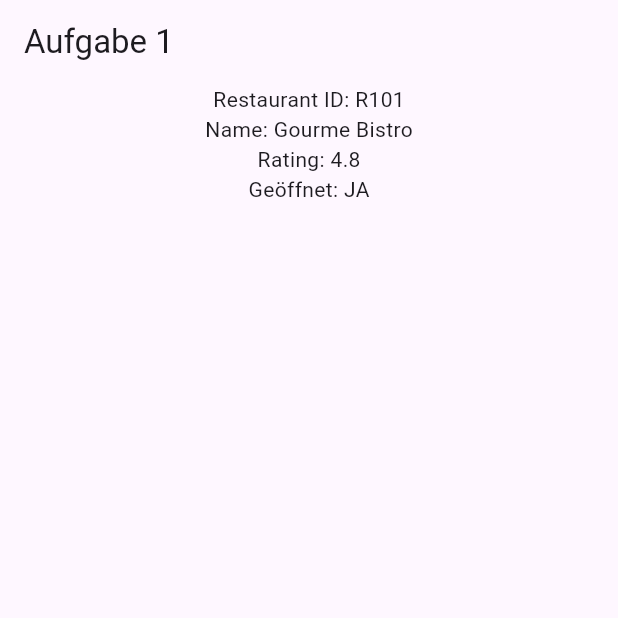
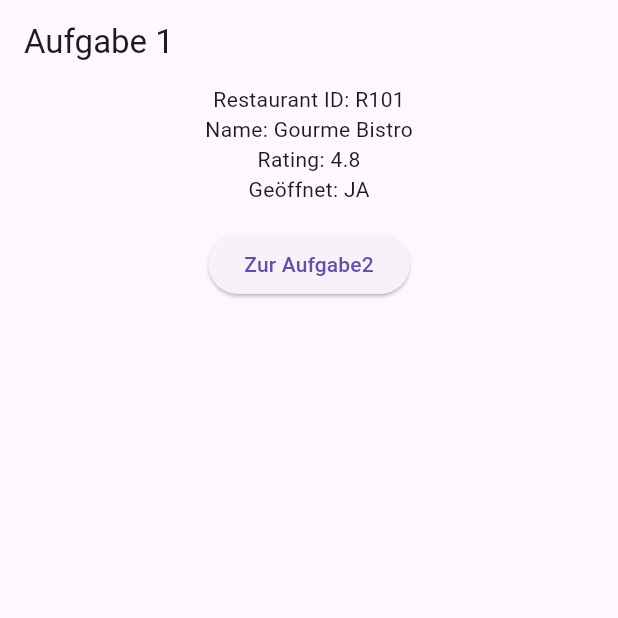
Before and after one commit to FrancescBrau/json_bonus_tasksheet, a Flutter app: the screen it shows after launch, on a phone screen of 412 x 824 dp, the top half of it. Run offline on Flutter 3.47's test engine with Material 3 defaults, Android fonts, the phone set to English and light mode, and no system bars.

Commit message:
aufgabe 2

```diff
--- a/lib/aufgabe1.dart
+++ b/lib/aufgabe1.dart
@@ -1,5 +1,7 @@
 import 'package:flutter/material.dart';
 import 'dart:convert';
+
+import 'package:json_bonus_tasksheet/aufgabe2.dart';
 
 class Aufgabe1 extends StatelessWidget {
   const Aufgabe1({super.key});
@@ -28,6 +30,18 @@ class Aufgabe1 extends StatelessWidget {
               Text("Name: ${decodedJson['name']}"),
               Text("Rating: ${decodedJson['rating']}"),
               Text("Geöffnet: ${decodedJson['currentlyOpen'] ? "JA" : "NEIN"}"),
+
+              //Einrichtung einer Schaltfläche, um zu Aufgabe 2 zu gelangen
+
+              const SizedBox(height: 16),
+              ElevatedButton(
+                  onPressed: () {
+                    Navigator.push(
+                      context,
+                      MaterialPageRoute(builder: (context) => const Aufgabe2()),
+                    );
+                  },
+                  child: const Text('Zur Aufgabe2')),
             ],
           ),
         ));
--- a/lib/main.dart
+++ b/lib/main.dart
@@ -1,5 +1,6 @@
 import 'package:flutter/material.dart';
 import 'package:json_bonus_tasksheet/aufgabe1.dart';
+import 'package:json_bonus_tasksheet/aufgabe2.dart';
 
 void main() {
   runApp(const MainApp());
@@ -8,10 +9,18 @@ void main() {
 class MainApp extends StatelessWidget {
   const MainApp({super.key});
 
+//Änderungen für Ausgabe 2
+
+//Routing der Bildschirme Aufgabe 1 und Aufgabe 2
+
   @override
   Widget build(BuildContext context) {
-    return const MaterialApp(
-      home: Scaffold(body: Aufgabe1()),
+    return MaterialApp(
+      initialRoute: '/1',
+      routes: {
+        '/1': (context) => const Aufgabe1(),
+        '/2': (context) => const Aufgabe2(),
+      },
     );
   }
 }
--- a/pubspec.yaml
+++ b/pubspec.yaml
@@ -9,6 +9,7 @@ environment:
 dependencies:
   flutter:
     sdk: flutter
+  http: ^1.2.2
 
 dev_dependencies:
   flutter_test:
```
Also changed, not shown: lib/apitest.dart (added, +55 -0 lines), lib/aufgabe2.dart (added, +54 -0 lines), pubspec.lock.
